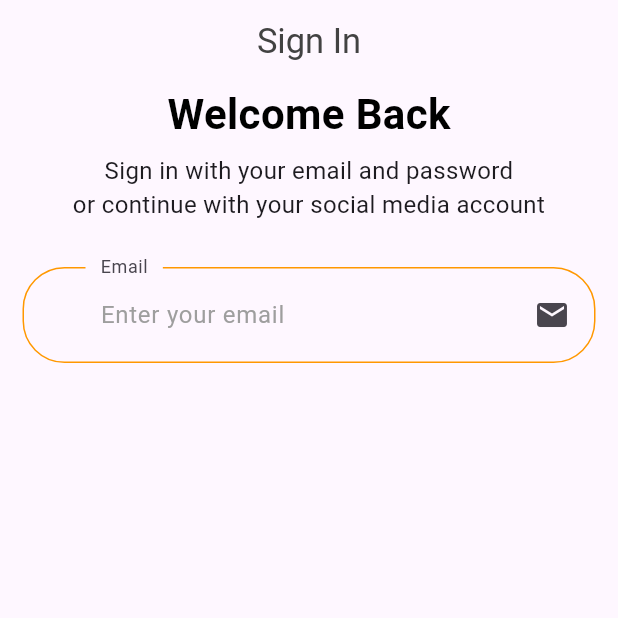
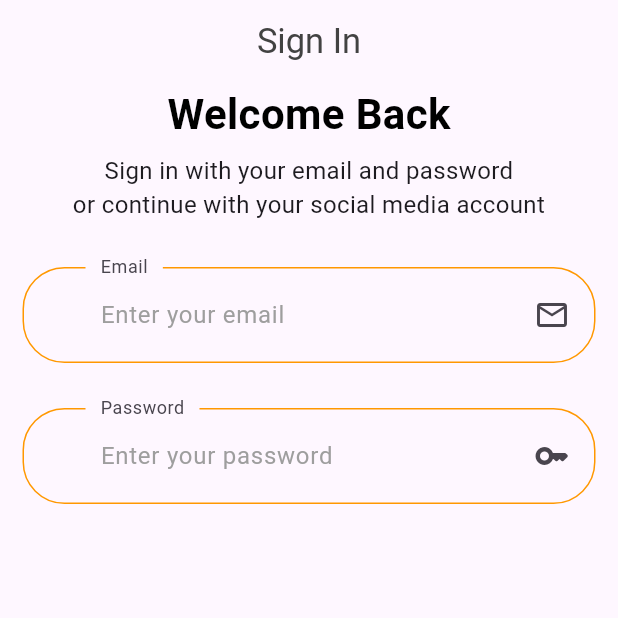
Before and after one commit to Tosin8/ktea, a Flutter app: the screen it shows after launch, on a phone screen of 412 x 824 dp, the top half of it. Run offline on Flutter 3.47's test engine with Material 3 defaults, Android fonts, the phone set to English and light mode, and no system bars; our stand-ins replace animate_do, curved_navigation_bar, firebase_auth, firebase_core, get; accounts and stored records are empty.

Commit message:
Update widget.dart

```diff
--- a/lib/screens/form/widget.dart
+++ b/lib/screens/form/widget.dart
@@ -1,3 +1,4 @@
+// ignore_for_file: public_member_api_docs, sort_constructors_first
 import 'package:flutter/material.dart';
 
 class AppForm extends StatefulWidget {
@@ -10,19 +11,46 @@ class AppForm extends StatefulWidget {
 class _AppFormState extends State<AppForm> {
   @override
   Widget build(BuildContext context) {
-    return Form(
+    return const Form(
       child: Padding(
-        padding: const EdgeInsets.only(left: 15, right: 15),
+        padding: EdgeInsets.only(left: 15, right: 15),
         child: Column(
           children: [
-            TextFormField(
+            buildEmailFormField(label: 'Email', hint: 'Enter your email',
+
+            ),
+
+            SizedBox(height: 30),
+            buildPwdFormField(label: 'Password',hint: 'Enter your password',),
+          ],
+        ),
+      ),
+    );
+  }
+}
+
+// ignore: camel_case_types
+class buildPwdFormField extends StatelessWidget {
+   const buildPwdFormField({
+    super.key, required this.label, required this.hint,
+  });
+
+final String label;
+final String hint;
+
+
+  @override
+  Widget build(BuildContext context) {
+    return TextFormField(
+      obscureText: true,
+      keyboardType: TextInputType.visiblePassword,
       decoration: InputDecoration(
-                suffixIcon: Padding(
-                  padding: const EdgeInsets.only(right: 10),
-                  child: Icon(Icons.mail,)),
+        suffixIcon: const Padding(
+          padding: EdgeInsets.only(right: 10),
+          child: Icon(Icons.key_rounded,)),
 
-                labelText: 'Email',
-                hintText: 'Enter your email', hintStyle: TextStyle(color: Colors.grey[500]),
+        labelText: label,
+        hintText: hint, hintStyle: TextStyle(color: Colors.grey[500]),
         contentPadding: const EdgeInsets.symmetric(horizontal: 42, vertical: 20),
         floatingLabelBehavior: FloatingLabelBehavior.always,
         enabledBorder: OutlineInputBorder(
@@ -37,9 +65,44 @@ class _AppFormState extends State<AppForm> {
           gapPadding: 10,
         )
       ),
+    );
+  }
+}
+
+// ignore: camel_case_types
+class buildEmailFormField extends StatelessWidget {
+  const buildEmailFormField({
+    Key? key,
+    required this.label,
+    required this.hint,
+  }) : super(key: key);
+
+final String label;
+final String hint;
+  @override
+  Widget build(BuildContext context) {
+    return TextFormField(
+      keyboardType: TextInputType.emailAddress,
+      decoration: InputDecoration(
+        suffixIcon: const Padding(
+          padding: EdgeInsets.only(right: 10),
+          child: Icon(Icons.mail_outline,)),
+
+        labelText: label,
+        hintText: hint, hintStyle: TextStyle(color: Colors.grey[500]),
+        contentPadding: const EdgeInsets.symmetric(horizontal: 42, vertical: 20),
+        floatingLabelBehavior: FloatingLabelBehavior.always,
+        enabledBorder: OutlineInputBorder(
+          borderRadius: BorderRadius.circular(28),
+          gapPadding: 10,
+          borderSide: const BorderSide(color: Colors.orange),
+        ),
+        focusedBorder: OutlineInputBorder(
+
+          borderRadius: BorderRadius.circular(28),
+          borderSide: const BorderSide(color: Colors.black),
+          gapPadding: 10,
         )
-          ],
-        ),
       ),
     );
   }
```
Lines whose indentation alone changed are shown as unchanged.
